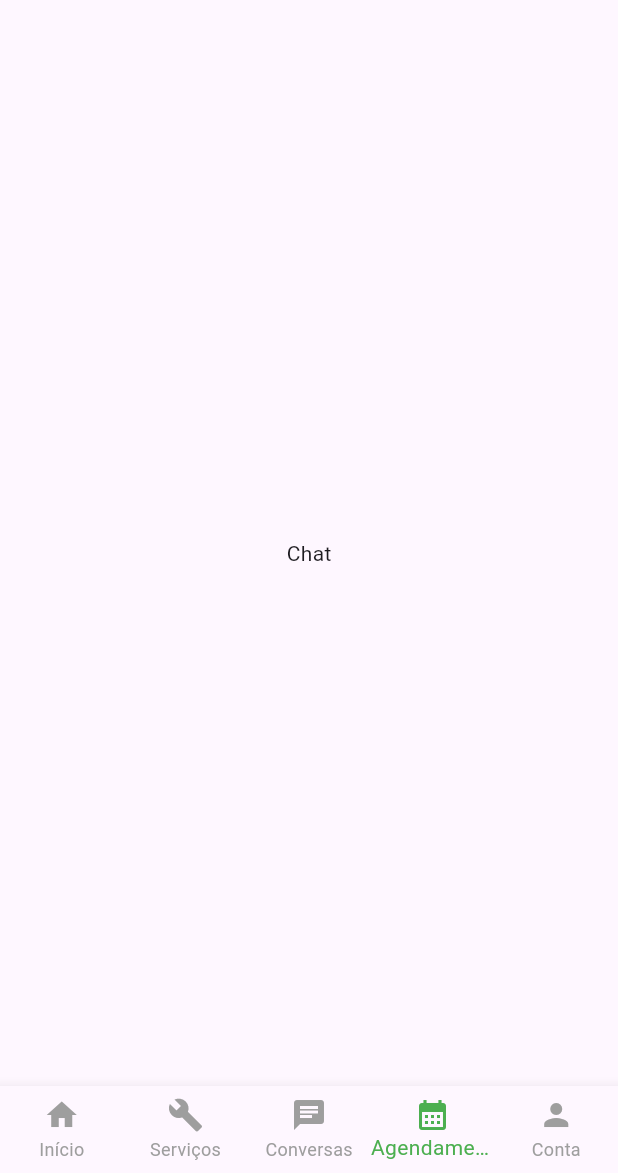
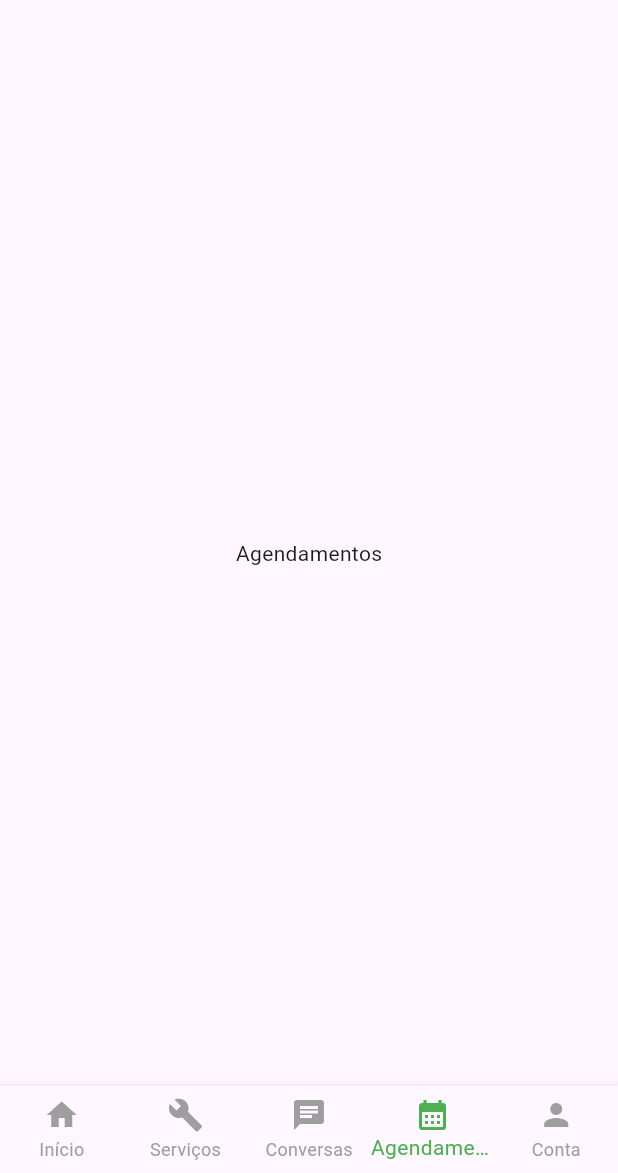
Before and after one commit to GustavoHenriqueSilvano/obramais, a Flutter app: the screen it shows after launch, item 4 of the bottom bar chosen, on a phone screen of 412 x 824 dp, the part 63-1236 px from its top. Run offline on Flutter 3.47's test engine with Material 3 defaults, Android fonts, the light colour scheme and no system bars.

Commit message:
Ajustes de tela, correção de layout e adicionado tela de perfil teste

```diff
--- a/lib/views/home_page.dart
+++ b/lib/views/home_page.dart
@@ -26,13 +26,23 @@ class HomePageState extends State<HomePage> {
         onServicesTap: () => debugPrint('Serviços clicado'),
         onConversationsTap: () => debugPrint('Conversas clicado'),
         onAppointmentsTap: () => debugPrint('Agendamentos clicado'),
-        onAccountTap: () => debugPrint('Conta clicado'),
+        onAccountTap: () => _onItemTapped(
+          4,
+        ), // CORREÇÃO AQUI: Altera o _selectedIndex para o índice da EntidadeCadastro
       ),
     );
-    _pages.add(const Center(child: Text("Buscar")));
-    _pages.add(const Center(child: Text("Notificações")));
-    _pages.add(const Center(child: Text("Chat")));
-    _pages.add(const EntidadeCadastro());
+    _pages.add(
+      const Center(child: Text("Serviços")),
+    ); // Corrigido o label para 'Serviços' conforme o bottom nav bar
+    _pages.add(
+      const Center(child: Text("Conversas")),
+    ); // Corrigido o label para 'Conversas' conforme o bottom nav bar
+    _pages.add(
+      const Center(child: Text("Agendamentos")),
+    ); // Corrigido o label para 'Agendamentos' conforme o bottom nav bar
+    _pages.add(
+      const EntidadeCadastro(),
+    ); // Já é o índice 4, que corresponde a "Conta" no bottom nav bar
   }
 
   void _onItemTapped(int index) {
```
